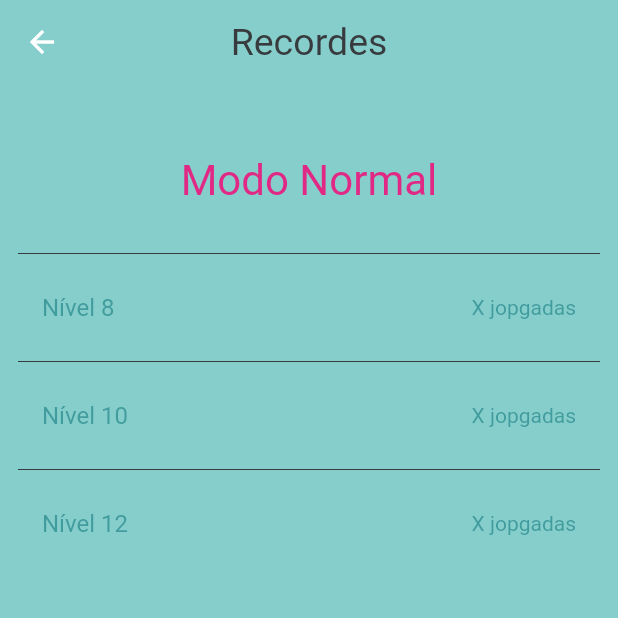
After one commit to davsonirom/kioku_game, a Flutter app: the screen it shows after launch, after a tap on "Modo Normal", on a phone screen of 412 x 824 dp, the top half of it. The commit adds this screen. Run offline on Flutter 3.47's test engine with Material 2 defaults, Android fonts, the phone set to English and light mode, and no system bars; our stand-ins replace google_fonts.

Commit message:
Recordes layout

```diff
--- /dev/null
+++ b/lib/Modo/modo.dart
@@ -0,0 +1,4 @@
+enum Modo {
+  normal,
+  koekoe,
+}
--- a/lib/pages/home/widgets/recordes.dart
+++ b/lib/pages/home/widgets/recordes.dart
@@ -1,8 +1,24 @@
 import 'package:flutter/material.dart';
+import 'package:kioku_game/Modo/modo.dart';
 import 'package:kioku_game/desing/desing.dart';
+import 'package:kioku_game/pages/recordes/recordes_page.dart';
 
-class Recordes extends StatelessWidget {
+class Recordes extends StatefulWidget {
   const Recordes({Key? key}) : super(key: key);
+
+  @override
+  State<Recordes> createState() => _RecordesState();
+}
+
+class _RecordesState extends State<Recordes> {
+  showRecordes(Modo modo) async {
+    await Navigator.push(
+      context,
+      MaterialPageRoute(
+        builder: (BuildContext context) => RecordesPage(modo: modo),
+      ),
+    );
+  }
 
   @override
   Widget build(BuildContext context) {
@@ -28,12 +44,8 @@ class Recordes extends StatelessWidget {
                   color: Desing.corBack,
                 ),
               ),
-              trailing: IconButton(
-                onPressed: () {},
-                icon: const Icon(
-                  Icons.chevron_right,
-                ),
-              ),
+              trailing: const Icon(Icons.chevron_right),
+              onTap: () => showRecordes(Modo.normal),
             ),
             ListTile(
               title: const Text(
@@ -42,12 +54,10 @@ class Recordes extends StatelessWidget {
                   color: Desing.corBack,
                 ),
               ),
-              trailing: IconButton(
-                onPressed: () {},
-                icon: const Icon(
-                  Icons.chevron_right,
-                ),
+              trailing: const Icon(
+                Icons.chevron_right,
               ),
+              onTap: () => showRecordes(Modo.koekoe),
             ),
           ],
         ),
--- /dev/null
+++ b/lib/pages/recordes/recordes_page.dart
@@ -0,0 +1,61 @@
+// ignore_for_file: public_member_api_docs, sort_constructors_first
+import 'package:flutter/material.dart';
+
+import 'package:kioku_game/Modo/modo.dart';
+import 'package:kioku_game/desing/desing.dart';
+
+class RecordesPage extends StatelessWidget {
+  RecordesPage({
+    Key? key,
+    required this.modo,
+  }) : super(key: key);
+  final Modo modo;
+  final List<String> recordes = ['Modo', 'Nível 8', 'Nível 10', 'Nível 12'];
+
+  String getModo() {
+    return modo == Modo.normal ? 'Normal' : 'Koekoe';
+  }
+
+  @override
+  Widget build(BuildContext context) {
+    return Scaffold(
+      appBar: AppBar(
+        title: const Text(
+          'Recordes',
+          style: TextStyle(color: Desing.corBack),
+        ),
+      ),
+      body: Padding(
+        padding: const EdgeInsets.all(12),
+        child: ListView.separated(
+            itemBuilder: (BuildContext context, int index) {
+              return index == 0
+                  ? Padding(
+                      padding: const EdgeInsets.only(top: 36, bottom: 24),
+                      child: Center(
+                        child: Text('Modo ${getModo()}',
+                            style: const TextStyle(
+                              fontSize: 28,
+                              color: Desing.corSecundaria,
+                            )),
+                      ),
+                    )
+                  : ListTile(
+                      title: Text(recordes[index]),
+                      trailing: const Text('X jopgadas'),
+                      textColor: Desing.color[500],
+                      shape: const RoundedRectangleBorder(
+                        borderRadius: BorderRadius.all(
+                          Radius.circular(15),
+                        ),
+                      ),
+                    );
+            },
+            separatorBuilder: (_, __) => const Divider(
+                  color: Desing.corBack,
+                ),
+            itemCount: recordes.length),
+      ),
+    );
+  }
+}
```
